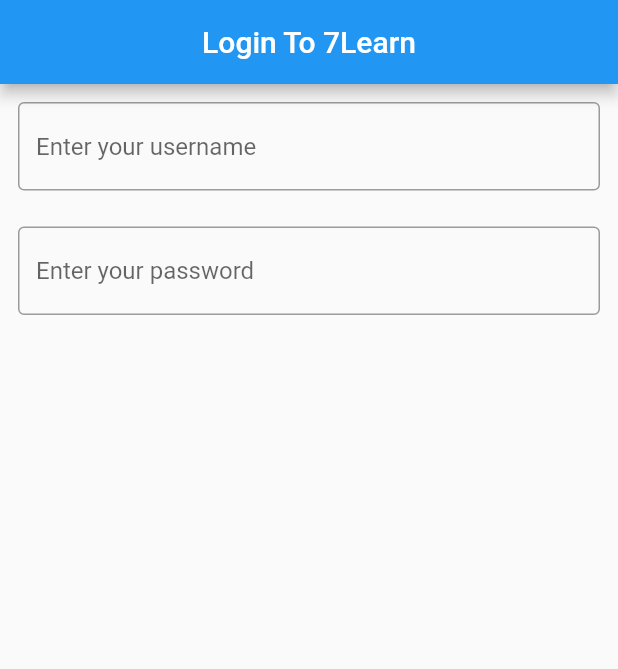
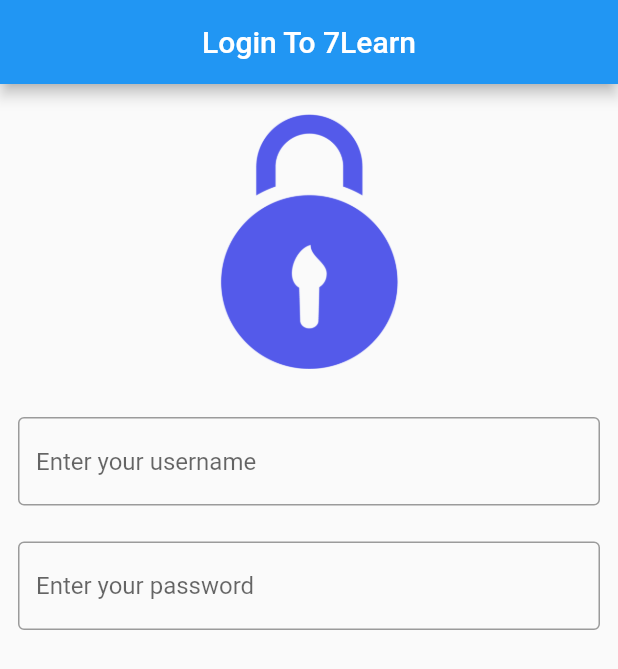
Before and after one commit to amirahmadadibi/7learnCalculateProjectTeaching, a Flutter app: the screen it shows after launch, on a phone screen of 412 x 824 dp. Shown: the top 669 px of the screen. Run offline on Flutter 3.47's test engine with Material 2 defaults, Android fonts, the phone set to English and light mode, and no system bars.

Commit message:
S04-login app-E05 add image

```diff
--- a/lib/main.dart
+++ b/lib/main.dart
@@ -18,6 +18,16 @@
         body: SafeArea(
             child: Column(
           children: [
+            Padding(
+              padding: EdgeInsets.all(20),
+              child: SizedBox(
+                width: 170,
+                height: 170,
+                child: Image(
+                  image: AssetImage('images/login.png'),
+                ),
+              ),
+            ),
             Padding(
               padding: EdgeInsets.all(12),
               child: TextField(
```
Also changed, not shown: images/login.png (added).
